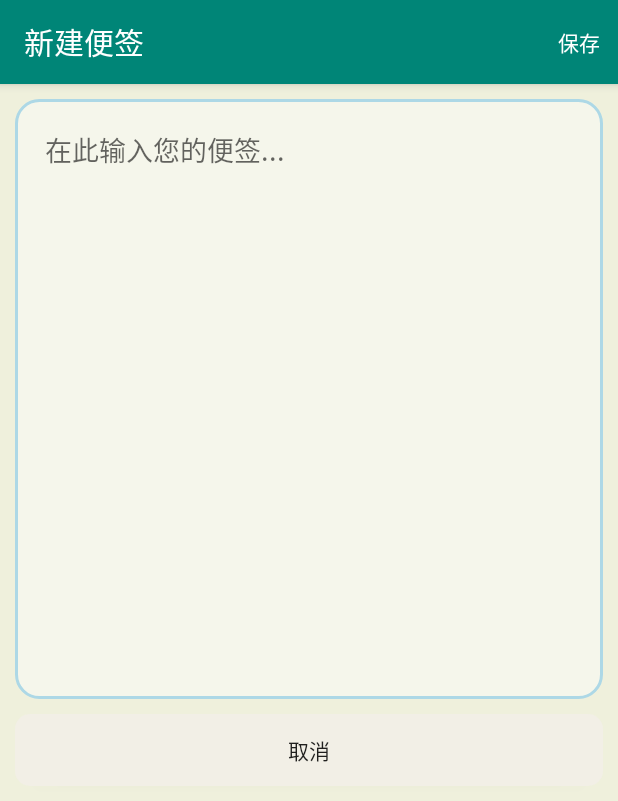
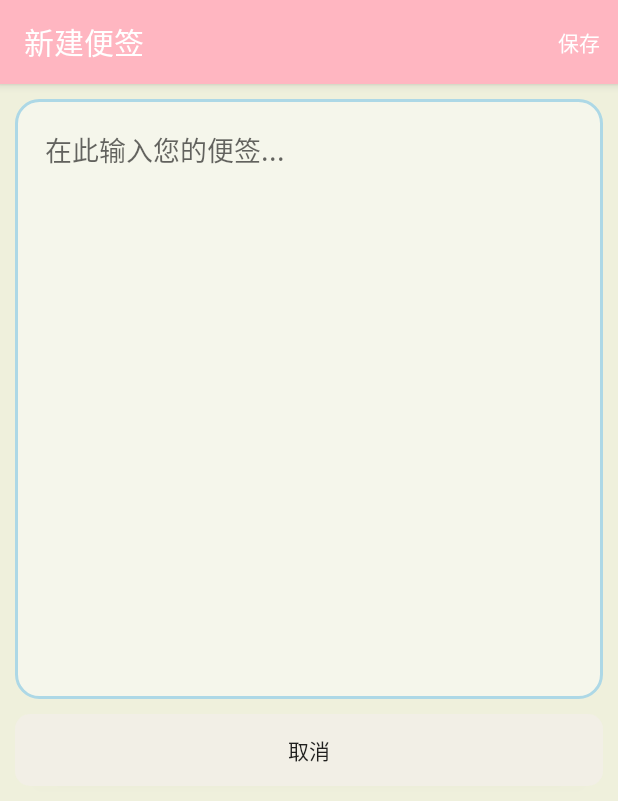
Before and after one commit to MercuryShirley/Notepad_zjy, an Android app: the Newnote screen opened directly, with no data from a screen before it, on a phone screen of 412 x 824 dp. Shown: the top 801 px of the screen. Run offline under Robolectric (Android 15) with nearby library versions, the phone set to English and light mode, and no system bars; libraries missing offline, so code that uses them is left out: org.litepal.

Commit message:
color edited

```diff
--- a/app/src/main/res/values/colors.xml
+++ b/app/src/main/res/values/colors.xml
@@ -1,6 +1,7 @@
 <?xml version="1.0" encoding="utf-8"?>
 <resources>
-    <color name="colorPrimary">#008577</color>
-    <color name="colorPrimaryDark">#00574B</color>
-    <color name="colorAccent">#D81B60</color>
+    <color name="colorPrimary">#FFB6C1</color>
+    <color name="colorPrimaryDark">#D87093</color>
+    <color name="colorAccent">#D87093</color>
+    <color name="windowBackground">#FFF0F5</color>
 </resources>
```
